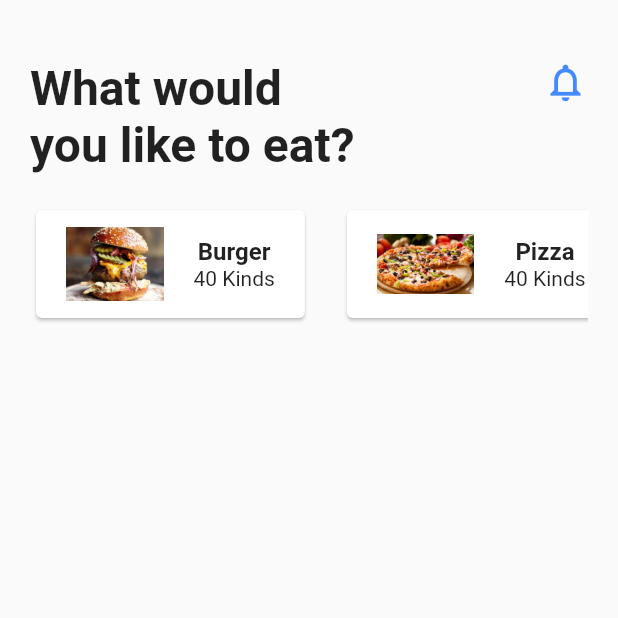
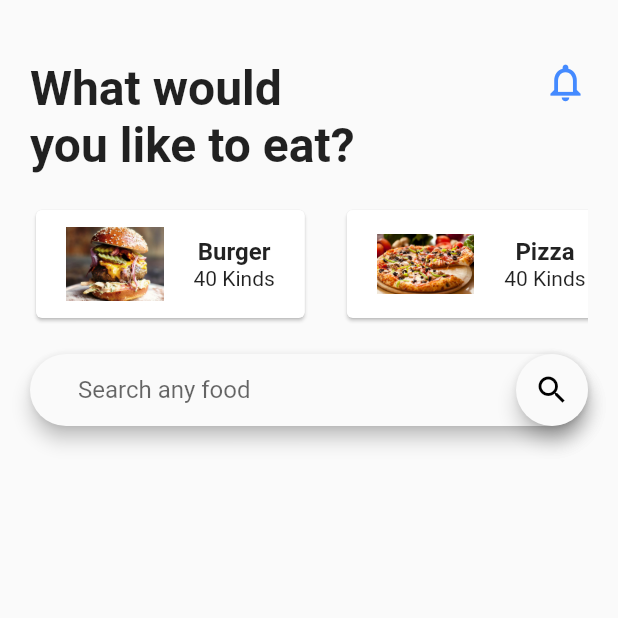
Before and after one commit to sajjad385/food_delivery_app, a Flutter app: the screen it shows after launch, on a phone screen of 412 x 824 dp, the top half of it. Run offline on Flutter 3.47's test engine with Material 2 defaults, Android fonts, the phone set to English and light mode, and no system bars.

Commit message:
Creating the search text field

```diff
--- a/lib/src/home_screen.dart
+++ b/lib/src/home_screen.dart
@@ -1,6 +1,7 @@
 import 'package:flutter/cupertino.dart';
 import 'package:flutter/material.dart';
 import 'package:fooddelivery/src/widgets/food_category.dart';
+import 'package:fooddelivery/src/widgets/search_field.dart';
 
 import 'widgets/home_to_info.dart';
 
@@ -19,7 +20,9 @@ class _HomeScreenState extends State<HomeScreen> {
         padding: EdgeInsets.only(top: 40.0,left: 20.0,right: 20.0),
         children: <Widget>[
           HomeTopInfo(),
-          FoodCategory()
+          FoodCategory(),
+          SizedBox(height: 20.0),
+          SearchField(),
         ],
       ),
     );
--- /dev/null
+++ b/lib/src/widgets/search_field.dart
@@ -0,0 +1,26 @@
+import 'package:flutter/cupertino.dart';
+import 'package:flutter/material.dart';
+class SearchField extends StatelessWidget {
+  @override
+  Widget build(BuildContext context) {
+    return Material(
+      elevation: 5.0,
+      borderRadius: BorderRadius.circular(30.0),
+      child: TextField(
+        decoration: InputDecoration(
+          contentPadding: EdgeInsets.symmetric(horizontal: 32.0,vertical: 14.0),
+          hintText: "Search any food",
+          suffixIcon: Material(
+            elevation: 5.0,
+            borderRadius: BorderRadius.circular(50.0),
+            child: Icon(Icons.search,
+            color: Colors.black,
+            ),
+          ),
+          border: InputBorder.none
+
+        ),
+      ),
+    );
+  }
+}
```
